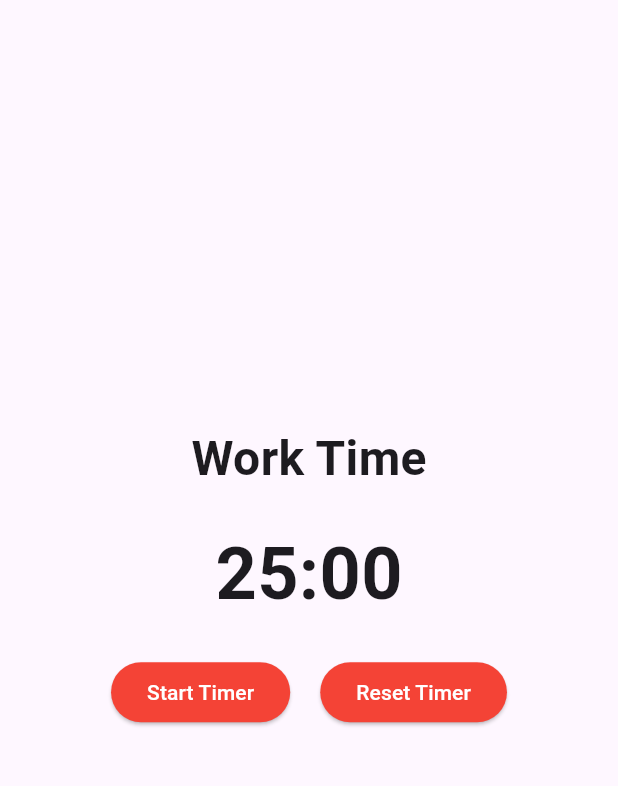
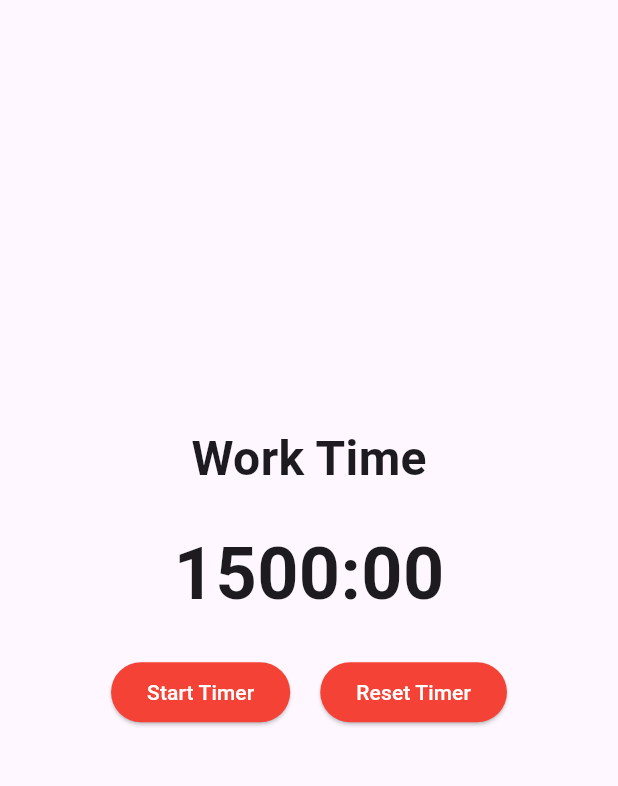
Before and after one commit to Md-Shoyab/pomodoro_app, a Flutter app: the screen it shows after launch, on a phone screen of 412 x 824 dp, the part 84-870 px from its top. Run offline on Flutter 3.47's test engine with Material 3 defaults, Android fonts, the phone set to English and light mode, and no system bars; our stand-ins replace get.

Commit message:
Added Start Time Logic but need improvements

```diff
--- /dev/null
+++ b/lib/bindings/time_binding.dart
@@ -0,0 +1,9 @@
+import 'package:get/get.dart';
+import 'package:pomodoro_app/main.dart';
+
+class TimeBinding extends Bindings {
+  @override
+  void dependencies() {
+    Get.lazyPut<TimeController>(() => TimeController());
+  }
+}
--- a/lib/main.dart
+++ b/lib/main.dart
@@ -1,7 +1,11 @@
+import 'dart:async';
+
 import 'package:flutter/material.dart';
+import 'package:get/get.dart';
 import 'package:pomodoro_app/constants/app_colors.dart';
 import 'package:pomodoro_app/constants/app_padding.dart';
 import 'package:pomodoro_app/constants/app_strings.dart';
+import 'package:pomodoro_app/bindings/time_binding.dart';
 
 void main() {
   runApp(const MyApp());
@@ -12,23 +16,19 @@ class MyApp extends StatelessWidget {
 
   @override
   Widget build(BuildContext context) {
-    return MaterialApp(
+    return GetMaterialApp(
       debugShowCheckedModeBanner: false,
       title: AppString.appTitle,
       theme: ThemeData(colorScheme: ColorScheme.fromSeed(seedColor: Colors.deepPurple)),
+      initialBinding: TimeBinding(),
       home: PomodoroScreen(),
     );
   }
 }
 
-class PomodoroScreen extends StatefulWidget {
+class PomodoroScreen extends GetView<TimeController> {
   const PomodoroScreen({super.key});
 
-  @override
-  State<PomodoroScreen> createState() => _PomodoroScreenState();
-}
-
-class _PomodoroScreenState extends State<PomodoroScreen> {
   @override
   Widget build(BuildContext context) {
     return Scaffold(
@@ -57,9 +57,11 @@ class _PomodoroScreenState extends State<PomodoroScreen> {
               style: TextStyle(fontSize: 32, fontWeight: FontWeight.w600),
             ),
             AppMargin.vertical20,
-            const Text(
-              AppString.runningTimer,
-              style: TextStyle(fontSize: 48, fontWeight: FontWeight.w600),
+            Obx(
+              () => Text(
+                '${controller.time.value.toString().padLeft(2, '0')}:${(controller.time.value % 60).toString().padLeft(2, '0')}',
+                style: TextStyle(fontSize: 48, fontWeight: FontWeight.w600),
+              ),
             ),
             AppMargin.vertical20,
             Row(
@@ -67,9 +69,7 @@ class _PomodoroScreenState extends State<PomodoroScreen> {
               children: [
                 ElevatedButton(
                   style: ElevatedButton.styleFrom(backgroundColor: AppColors.primary),
-                  onPressed: () {
-                    // Start timer logic
-                  },
+                  onPressed: controller.startTimer,
                   child: const Text(
                     AppString.startTimer,
                     style: TextStyle(color: AppColors.buttonText),
@@ -94,3 +94,22 @@ class _PomodoroScreenState extends State<PomodoroScreen> {
     );
   }
 }
+
+class TimeController extends GetxController {
+  var time = 1500.obs; // 25 minutes in seconds
+  Timer? timer;
+
+  void startTimer() {
+    timer = Timer.periodic(Duration(seconds: 1), (timer) {
+      if (time.value > 0) {
+        time.value--;
+      } else {
+        timer.cancel();
+      }
+    });
+  }
+
+  void resetTimer() {
+    time.value = 1500; // Reset to 25 minutes
+  }
+}
```
Also changed, not shown: pubspec.yaml (+4 -70 lines).
